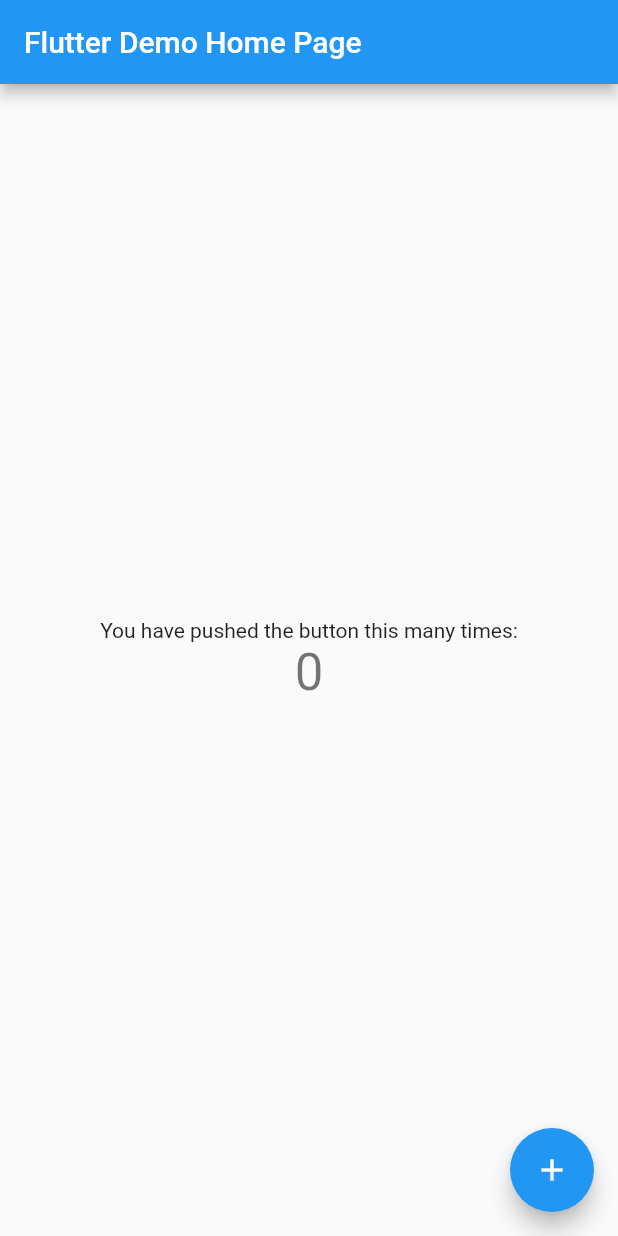
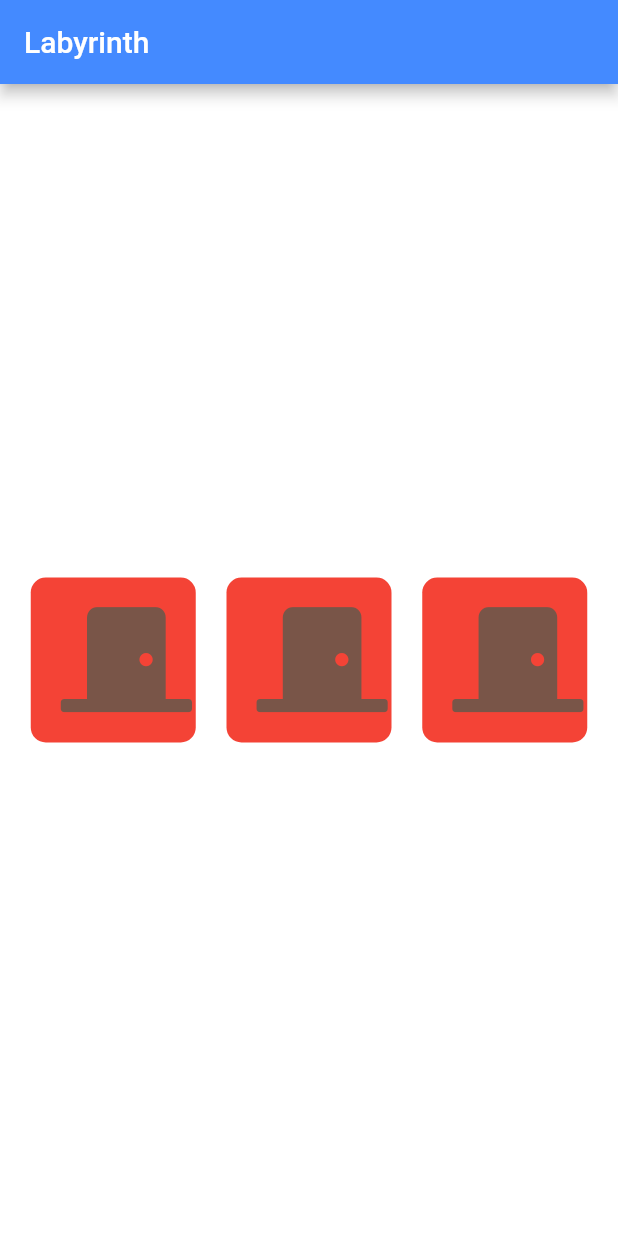
Before and after one commit to viqizevic/doors-labyrinth-flutter, a Flutter app: the screen it shows after launch, on a phone screen of 412 x 824 dp. Run offline on Flutter 3.47's test engine with Material 2 defaults, Android fonts, the phone set to English and light mode, and no system bars; our stand-ins replace font_awesome_flutter.

Commit message:
Show doors

```diff
--- /dev/null
+++ b/lib/components/door_element.dart
@@ -0,0 +1,37 @@
+import 'package:flutter/material.dart';
+import 'package:doors_labyrinth_flutter/constants.dart';
+import 'package:font_awesome_flutter/font_awesome_flutter.dart';
+import 'package:doors_labyrinth_flutter/screens/doors_page.dart';
+
+class DoorElement extends StatelessWidget {
+  @override
+  Widget build(BuildContext context) {
+    return Column(
+      mainAxisAlignment: MainAxisAlignment.center,
+      children: <Widget>[
+        GestureDetector(
+          onTap: () {
+            Navigator.push(
+              context,
+              MaterialPageRoute(builder: (context) {
+                return DoorsPage();
+              }),
+            );
+          },
+          child: Container(
+            child: Icon(
+              FontAwesomeIcons.doorClosed,
+              size: 70.0,
+              color: kDoorColor,
+            ),
+            padding: EdgeInsets.all(20.0),
+            decoration: BoxDecoration(
+              color: Colors.red,
+              borderRadius: BorderRadius.circular(10.0),
+            ),
+          ),
+        ),
+      ],
+    );
+  }
+}
--- a/lib/main.dart
+++ b/lib/main.dart
@@ -1,111 +1,18 @@
 import 'package:flutter/material.dart';
+import 'package:doors_labyrinth_flutter/screens/doors_page.dart';
 
-void main() => runApp(MyApp());
+void main() => runApp(DoorsLabyrinth());
 
-class MyApp extends StatelessWidget {
-  // This widget is the root of your application.
+class DoorsLabyrinth extends StatelessWidget {
   @override
   Widget build(BuildContext context) {
     return MaterialApp(
-      title: 'Flutter Demo',
-      theme: ThemeData(
-        // This is the theme of your application.
-        //
-        // Try running your application with "flutter run". You'll see the
-        // application has a blue toolbar. Then, without quitting the app, try
-        // changing the primarySwatch below to Colors.green and then invoke
-        // "hot reload" (press "r" in the console where you ran "flutter run",
-        // or simply save your changes to "hot reload" in a Flutter IDE).
-        // Notice that the counter didn't reset back to zero; the application
-        // is not restarted.
-        primarySwatch: Colors.blue,
+      theme: ThemeData.dark().copyWith(
+        primaryColor: Colors.blueAccent,
+        scaffoldBackgroundColor: Colors.white,
+        accentColor: Colors.deepPurpleAccent,
       ),
-      home: MyHomePage(title: 'Flutter Demo Home Page'),
+      home: DoorsPage(),
     );
   }
 }
-
-class MyHomePage extends StatefulWidget {
-  MyHomePage({Key key, this.title}) : super(key: key);
-
-  // This widget is the home page of your application. It is stateful, meaning
-  // that it has a State object (defined below) that contains fields that affect
-  // how it looks.
-
-  // This class is the configuration for the state. It holds the values (in this
-  // case the title) provided by the parent (in this case the App widget) and
-  // used by the build method of the State. Fields in a Widget subclass are
-  // always marked "final".
-
-  final String title;
-
-  @override
-  _MyHomePageState createState() => _MyHomePageState();
-}
-
-class _MyHomePageState extends State<MyHomePage> {
-  int _counter = 0;
-
-  void _incrementCounter() {
-    setState(() {
-      // This call to setState tells the Flutter framework that something has
-      // changed in this State, which causes it to rerun the build method below
-      // so that the display can reflect the updated values. If we changed
-      // _counter without calling setState(), then the build method would not be
-      // called again, and so nothing would appear to happen.
-      _counter++;
-    });
-  }
-
-  @override
-  Widget build(BuildContext context) {
-    // This method is rerun every time setState is called, for instance as done
-    // by the _incrementCounter method above.
-    //
-    // The Flutter framework has been optimized to make rerunning build methods
-    // fast, so that you can just rebuild anything that needs updating rather
-    // than having to individually change instances of widgets.
-    return Scaffold(
-      appBar: AppBar(
-        // Here we take the value from the MyHomePage object that was created by
-        // the App.build method, and use it to set our appbar title.
-        title: Text(widget.title),
-      ),
-      body: Center(
-        // Center is a layout widget. It takes a single child and positions it
-        // in the middle of the parent.
-        child: Column(
-          // Column is also layout widget. It takes a list of children and
-          // arranges them vertically. By default, it sizes itself to fit its
-          // children horizontally, and tries to be as tall as its parent.
-          //
-          // Invoke "debug painting" (press "p" in the console, choose the
-          // "Toggle Debug Paint" action from the Flutter Inspector in Android
-          // Studio, or the "Toggle Debug Paint" command in Visual Studio Code)
-          // to see the wireframe for each widget.
-          //
-          // Column has various properties to control how it sizes itself and
-          // how it positions its children. Here we use mainAxisAlignment to
-          // center the children vertically; the main axis here is the vertical
-          // axis because Columns are vertical (the cross axis would be
-          // horizontal).
-          mainAxisAlignment: MainAxisAlignment.center,
-          children: <Widget>[
-            Text(
-              'You have pushed the button this many times:',
-            ),
-            Text(
-              '$_counter',
-              style: Theme.of(context).textTheme.display1,
-            ),
-          ],
-        ),
-      ),
-      floatingActionButton: FloatingActionButton(
-        onPressed: _incrementCounter,
-        tooltip: 'Increment',
-        child: Icon(Icons.add),
-      ), // This trailing comma makes auto-formatting nicer for build methods.
-    );
-  }
-}
--- /dev/null
+++ b/lib/screens/doors_page.dart
@@ -0,0 +1,22 @@
+import 'package:flutter/material.dart';
+import 'package:doors_labyrinth_flutter/components/door_element.dart';
+
+class DoorsPage extends StatelessWidget {
+  @override
+  Widget build(BuildContext context) {
+    return Scaffold(
+      appBar: AppBar(
+        title: Text('Labyrinth'),
+      ),
+      body: Row(
+        mainAxisAlignment: MainAxisAlignment.spaceEvenly,
+        crossAxisAlignment: CrossAxisAlignment.center,
+        children: <Widget>[
+          DoorElement(),
+          DoorElement(),
+          DoorElement(),
+        ],
+      ),
+    );
+  }
+}
--- a/pubspec.yaml
+++ b/pubspec.yaml
@@ -23,6 +23,8 @@ dependencies:
   # The following adds the Cupertino Icons font to your application.
   # Use with the CupertinoIcons class for iOS style icons.
   cupertino_icons: ^0.1.2
+
+  font_awesome_flutter: ^8.4.0
 
 dev_dependencies:
   flutter_test:
```
Also changed, not shown: lib/constants.dart (added, +18 -0 lines), lib/screens/finish_page.dart (added, +28 -0 lines), ios/Flutter/App.framework/flutter_assets/packages/font_awesome_flutter/lib/fonts/fa-brands-400.ttf (added), ios/Flutter/App.framework/flutter_assets/packages/font_awesome_flutter/lib/fonts/fa-regular-400.ttf (added), ios/Flutter/App.framework/flutter_assets/packages/font_awesome_flutter/lib/fonts/fa-solid-900.ttf (added), 33 other files.
